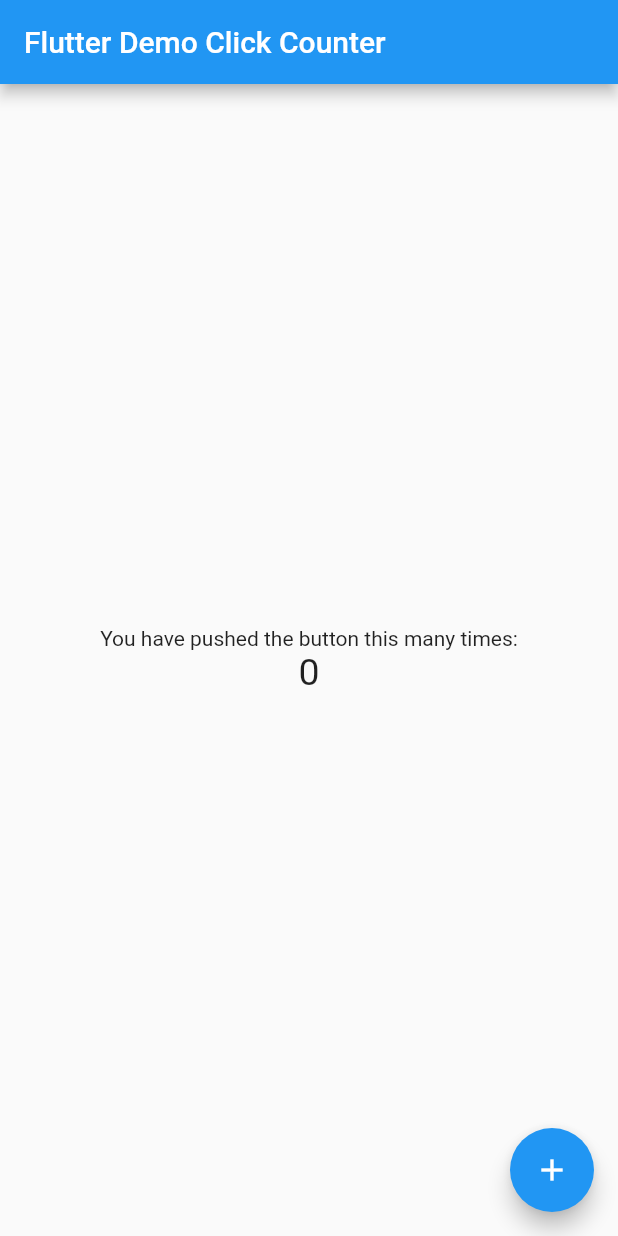
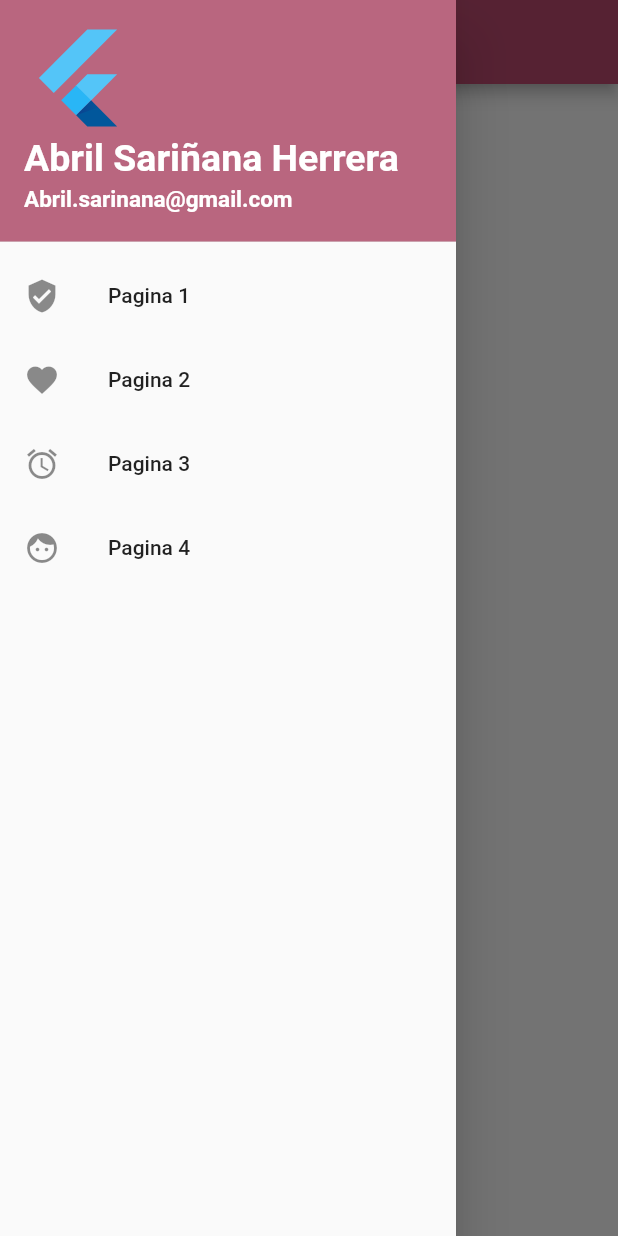
Before and after one commit to AbrilSarinanaHerrera/DrawerFlutLab, a Flutter app: the screen it shows after launch, with the side drawer open (before the commit the screen has no drawer), on a phone screen of 412 x 824 dp. Run offline on Flutter 3.47's test engine with Material 2 defaults, Android fonts, the phone set to English and light mode, and no system bars.

Commit message:
Update main.dart

```diff
--- a/lib/main.dart
+++ b/lib/main.dart
@@ -4,7 +4,7 @@ void main() => runApp(MyApp());
 
 class MyApp extends StatelessWidget {
   const MyApp({super.key});
-  static const String _title = 'Flutter Stateful Clicker Counter';
+  static const String _title = 'Drawer Flutter';
   // This widget is the root of your application.
   @override
   Widget build(BuildContext context) {
@@ -13,6 +13,7 @@ class MyApp extends StatelessWidget {
       theme: ThemeData(
         primarySwatch: Colors.blue,
       ),
+      debugShowCheckedModeBanner: false,
       home: MyHomePage(),
     );
   }
@@ -20,71 +21,89 @@ class MyApp extends StatelessWidget {
 
 class MyHomePage extends StatefulWidget {
   const MyHomePage({super.key});
-  // This widget is the home page of your application. It is stateful, meaning
-  // that it has a State object (defined below) that contains fields that affect
-  // how it looks.
-  // This class is the configuration for the state.
   @override
   _MyHomePageState createState() => _MyHomePageState();
 }
 
 class _MyHomePageState extends State<MyHomePage> {
-  int _counter = 0;
-
-  void _incrementCounter() {
-    setState(() {
-      // This call to setState tells the Flutter framework that something has
-      // changed in this State, which causes it to rerun the build method below
-      // so that the display can reflect the updated values. If we changed
-      // _counter without calling setState(), then the build method would not be
-      // called again, and so nothing would appear to happen.
-      _counter++;
-    });
-  }
-
   @override
   Widget build(BuildContext context) {
-    // This method is rerun every time setState is called, for instance as done
-    // by the _incrementCounter method above.
-    //
-    // The Flutter framework has been optimized to make rerunning build methods
-    // fast, so that you can just rebuild anything that needs updating rather
-    // than having to individually change instances of widgets.
     return Scaffold(
       appBar: AppBar(
-        // Here we take the value from the MyHomePage object that was created by
-        // the App.build method, and use it to set our appbar title.
-        title: Text('Flutter Demo Click Counter'),
+        title: Text('Act.3 Drawer Sariñana'),
+        backgroundColor: const Color(0xffbc4a70),
       ),
-      body: Center(
-        // Center is a layout widget. It takes a single child and positions it
-        // in the middle of the parent.
-        child: Column(
-          // Column is also a layout widget. It takes a list of children and
-          // arranges them vertically. By default, it sizes itself to fit its
-          // children horizontally, and tries to be as tall as its parent.
-          //
-          // Column has various properties to control how it sizes itself and
-          // how it positions its children. Here we use mainAxisAlignment to
-          // center the children vertically; the main axis here is the vertical
-          // axis because Columns are vertical (the cross axis would be
-          // horizontal).
-          mainAxisAlignment: MainAxisAlignment.center,
-          children: <Widget>[
-            Text(
-              'You have pushed the button this many times:',
+      drawer: Drawer(
+        child: ListView(
+          // Important: Remove any padding from the ListView.
+          padding: EdgeInsets.zero,
+          children: [
+            const UserAccountsDrawerHeader(
+              // <-- SEE HERE
+              decoration: BoxDecoration(color: const Color(0xffb9667f)),
+              accountName: Text(
+                "Abril Sariñana Herrera",
+                style: TextStyle(
+                  fontSize: 25,
+                  fontWeight: FontWeight.bold,
+                ),
+              ),
+              accountEmail: Text(
+                "Abril.sarinana@gmail.com",
+                style: TextStyle(
+                  fontSize: 15,
+                  fontWeight: FontWeight.bold,
+                ),
+              ),
+              currentAccountPicture: FlutterLogo(),
             ),
-            Text(
-              '$_counter',
-              style: TextStyle(fontSize: 25),
+            ListTile(
+              leading: Icon(
+                Icons.verified_user,
+              ),
+              title: const Text('Pagina 1'),
+              onTap: () {
+                Navigator.pop(context);
+              },
+            ),
+            ListTile(
+              leading: Icon(
+                Icons.favorite,
+              ),
+              title: const Text('Pagina 2'),
+              onTap: () {
+                Navigator.pop(context);
+              },
+            ),
+            ListTile(
+              leading: Icon(
+                Icons.alarm,
+              ),
+              title: const Text('Pagina 3'),
+              onTap: () {
+                Navigator.pop(context);
+              },
+            ),
+            ListTile(
+              leading: Icon(
+                Icons.face,
+              ),
+              title: const Text('Pagina 4'),
+              onTap: () {
+                Navigator.pop(context);
+              },
             ),
           ],
         ),
       ),
-      floatingActionButton: FloatingActionButton(
-        onPressed: _incrementCounter,
-        tooltip: 'Increment',
-        child: Icon(Icons.add),
+      body: Center(
+        child: Column(
+          children: [
+            SizedBox(
+              height: 50,
+            ),
+          ],
+        ),
       ),
     );
   }
```
